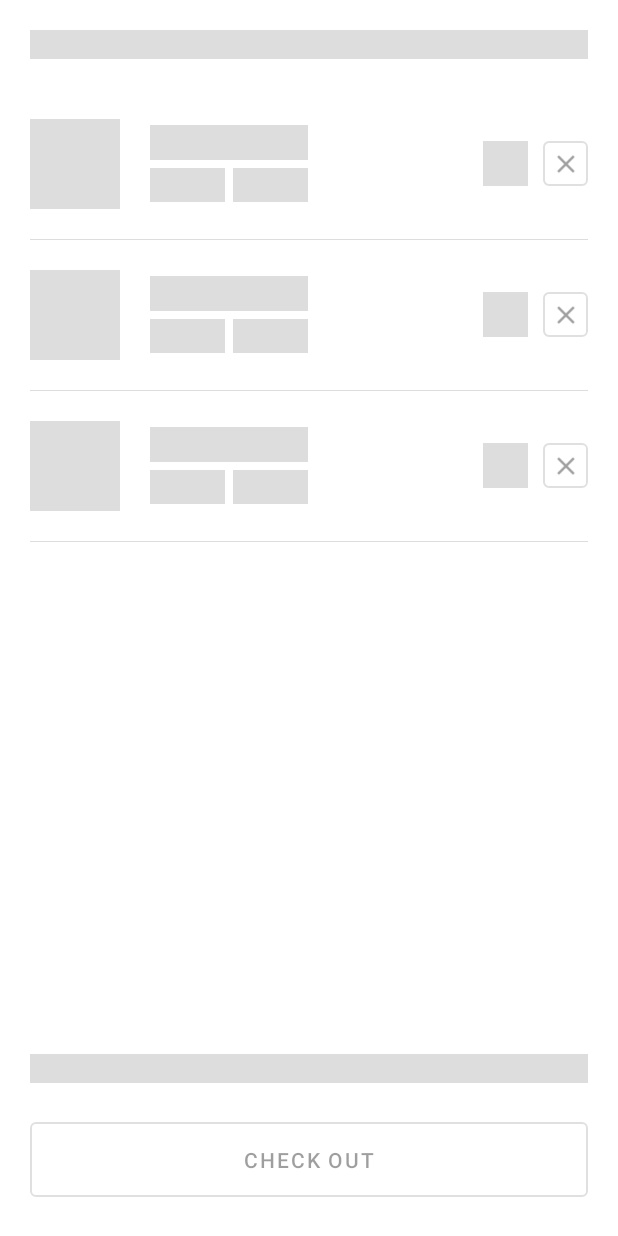
After one commit to shaanxd/fashionista-mobile, an Android app: the layout shimmer_fragment_cart.xml on its own in the app's theme, with its tools: preview values and no code run, on a phone screen of 412 x 824 dp. The commit adds this screen. Run offline under Robolectric (Android 15) with nearby library versions, the phone set to English and light mode, and no system bars.

Commit message:
Refactor layout names

```diff
--- a/app/src/main/java/com/shahid/fashionista_mobile/adapters/CartAdapter.java
+++ b/app/src/main/java/com/shahid/fashionista_mobile/adapters/CartAdapter.java
@@ -9,7 +9,7 @@ import androidx.recyclerview.widget.RecyclerView;
 import com.bumptech.glide.Glide;
 import com.shahid.fashionista_mobile.R;
 import com.shahid.fashionista_mobile.callbacks.ItemClickCallback;
-import com.shahid.fashionista_mobile.databinding.CartItemViewHolderBinding;
+import com.shahid.fashionista_mobile.databinding.ViewHolderCartBinding;
 import com.shahid.fashionista_mobile.dto.response.CartItemResponse;
 
 import java.util.List;
@@ -26,7 +26,7 @@ public class CartAdapter extends RecyclerView.Adapter<CartAdapter.ViewHolder> {
     @NonNull
     @Override
     public ViewHolder onCreateViewHolder(@NonNull ViewGroup parent, int viewType) {
-        CartItemViewHolderBinding binding = CartItemViewHolderBinding.inflate(LayoutInflater.from(parent.getContext()), parent, false);
+        ViewHolderCartBinding binding = ViewHolderCartBinding.inflate(LayoutInflater.from(parent.getContext()), parent, false);
         return new ViewHolder(binding, callback);
     }
 
@@ -41,10 +41,10 @@ public class CartAdapter extends RecyclerView.Adapter<CartAdapter.ViewHolder> {
     }
 
     static class ViewHolder extends RecyclerView.ViewHolder {
-        CartItemViewHolderBinding binding;
+        ViewHolderCartBinding binding;
         ItemClickCallback callback;
 
-        ViewHolder(@NonNull CartItemViewHolderBinding binding, ItemClickCallback callback) {
+        ViewHolder(@NonNull ViewHolderCartBinding binding, ItemClickCallback callback) {
             super(binding.getRoot());
             this.binding = binding;
             this.callback = callback;
--- a/app/src/main/java/com/shahid/fashionista_mobile/adapters/ProductAdapter.java
+++ b/app/src/main/java/com/shahid/fashionista_mobile/adapters/ProductAdapter.java
@@ -9,7 +9,7 @@ import androidx.recyclerview.widget.RecyclerView;
 import com.bumptech.glide.Glide;
 import com.shahid.fashionista_mobile.R;
 import com.shahid.fashionista_mobile.callbacks.ItemClickCallback;
-import com.shahid.fashionista_mobile.databinding.ProductViewHolderBinding;
+import com.shahid.fashionista_mobile.databinding.ViewHolderProductBinding;
 import com.shahid.fashionista_mobile.dto.response.ProductResponse;
 
 import java.util.List;
@@ -26,7 +26,7 @@ public class ProductAdapter extends RecyclerView.Adapter<ProductAdapter.ViewHold
     @NonNull
     @Override
     public ViewHolder onCreateViewHolder(@NonNull ViewGroup parent, int viewType) {
-        ProductViewHolderBinding binding = ProductViewHolderBinding.inflate(LayoutInflater.from(parent.getContext()), parent, false);
+        ViewHolderProductBinding binding = ViewHolderProductBinding.inflate(LayoutInflater.from(parent.getContext()), parent, false);
         return new ViewHolder(binding, callback);
     }
 
@@ -41,10 +41,10 @@ public class ProductAdapter extends RecyclerView.Adapter<ProductAdapter.ViewHold
     }
 
     static class ViewHolder extends RecyclerView.ViewHolder {
-        private ProductViewHolderBinding binding;
+        private ViewHolderProductBinding binding;
         private ItemClickCallback callback;
 
-        ViewHolder(@NonNull ProductViewHolderBinding binding, ItemClickCallback callback) {
+        ViewHolder(@NonNull ViewHolderProductBinding binding, ItemClickCallback callback) {
             super(binding.getRoot());
             this.binding = binding;
             this.callback = callback;
--- a/app/src/main/java/com/shahid/fashionista_mobile/adapters/SizeButtonAdapter.java
+++ b/app/src/main/java/com/shahid/fashionista_mobile/adapters/SizeButtonAdapter.java
@@ -6,7 +6,7 @@ import android.view.ViewGroup;
 import androidx.annotation.NonNull;
 import androidx.recyclerview.widget.RecyclerView;
 
-import com.shahid.fashionista_mobile.databinding.SizeButtonViewHolderBinding;
+import com.shahid.fashionista_mobile.databinding.ViewHolderSizeButtonBinding;
 
 import java.util.List;
 
@@ -24,7 +24,7 @@ public class SizeButtonAdapter extends RecyclerView.Adapter<SizeButtonAdapter.Vi
     @NonNull
     @Override
     public ViewHolder onCreateViewHolder(@NonNull ViewGroup parent, int viewType) {
-        SizeButtonViewHolderBinding binding = SizeButtonViewHolderBinding.inflate(LayoutInflater.from(parent.getContext()), parent, false);
+        ViewHolderSizeButtonBinding binding = ViewHolderSizeButtonBinding.inflate(LayoutInflater.from(parent.getContext()), parent, false);
         return new ViewHolder(binding, this);
     }
 
@@ -50,10 +50,10 @@ public class SizeButtonAdapter extends RecyclerView.Adapter<SizeButtonAdapter.Vi
     }
 
     static class ViewHolder extends RecyclerView.ViewHolder {
-        SizeButtonViewHolderBinding binding;
+        ViewHolderSizeButtonBinding binding;
         onSizeClickListener listener;
 
-        ViewHolder(@NonNull SizeButtonViewHolderBinding binding, onSizeClickListener listener) {
+        ViewHolder(@NonNull ViewHolderSizeButtonBinding binding, onSizeClickListener listener) {
             super(binding.getRoot());
             this.binding = binding;
             this.listener = listener;
--- a/app/src/main/java/com/shahid/fashionista_mobile/fragments/CartFragment.java
+++ b/app/src/main/java/com/shahid/fashionista_mobile/fragments/CartFragment.java
@@ -43,7 +43,7 @@ public class CartFragment extends AuthFragment {
     }
 
     @Override
-    public View onCreateView(LayoutInflater inflater, ViewGroup container,
+    public View onCreateView(@NonNull LayoutInflater inflater, ViewGroup container,
                              Bundle savedInstanceState) {
         binding = FragmentCartBinding.inflate(inflater, container, false);
         return binding.getRoot();
--- a/app/src/main/res/layout/fragment_cart.xml
+++ b/app/src/main/res/layout/fragment_cart.xml
@@ -25,26 +25,14 @@
         android:layout_width="match_parent"
         android:layout_height="match_parent">
 
-        <LinearLayout
-            android:layout_width="wrap_content"
-            android:layout_height="wrap_content"
-            android:layout_centerInParent="true"
-            android:gravity="center"
-            android:orientation="vertical"
+        <com.facebook.shimmer.ShimmerFrameLayout
+            android:layout_width="match_parent"
+            android:layout_height="match_parent"
             android:visibility="@{loading ? View.VISIBLE : View.GONE}">
 
-            <ProgressBar
-                android:layout_width="wrap_content"
-                android:layout_height="wrap_content"
-                android:layout_marginBottom="10dp" />
+            <include layout="@layout/shimmer_fragment_cart" />
 
-
-            <TextView
-                android:layout_width="wrap_content"
-                android:layout_height="wrap_content"
-                android:text="@string/loading_cart" />
-
-        </LinearLayout>
+        </com.facebook.shimmer.ShimmerFrameLayout>
 
         <LinearLayout
             android:layout_width="wrap_content"
@@ -69,7 +57,7 @@
             <TextView
                 android:layout_width="match_parent"
                 android:layout_height="wrap_content"
-                android:padding="20dp"
+                android:layout_margin="20dp"
                 android:text="@{String.valueOf(cart.numberOfItems) + ` ITEMS IN YOUR CART`}"
                 android:textAlignment="center" />
 
--- a/app/src/main/res/layout/fragment_home.xml
+++ b/app/src/main/res/layout/fragment_home.xml
@@ -39,11 +39,11 @@
                     android:layout_margin="5dp"
                     android:orientation="vertical">
 
-                    <include layout="@layout/shimmer_product_view_holder" />
+                    <include layout="@layout/shimmer_view_holder_product" />
 
-                    <include layout="@layout/shimmer_product_view_holder" />
+                    <include layout="@layout/shimmer_view_holder_product" />
 
-                    <include layout="@layout/shimmer_product_view_holder" />
+                    <include layout="@layout/shimmer_view_holder_product" />
 
                 </LinearLayout>
 
--- /dev/null
+++ b/app/src/main/res/layout/shimmer_fragment_cart.xml
@@ -0,0 +1,46 @@
+<?xml version="1.0" encoding="utf-8"?>
+<layout xmlns:android="http://schemas.android.com/apk/res/android">
+
+    <LinearLayout
+        android:layout_width="match_parent"
+        android:layout_height="match_parent"
+        android:orientation="vertical">
+
+        <TextView
+            android:layout_width="match_parent"
+            android:layout_height="wrap_content"
+            android:layout_margin="20dp"
+            android:background="@color/colorLightGray"
+            android:textAlignment="center" />
+
+        <LinearLayout
+            android:layout_width="match_parent"
+            android:layout_height="0dp"
+            android:layout_weight="1"
+            android:orientation="vertical">
+
+            <include layout="@layout/shimmer_view_holder_cart" />
+
+            <include layout="@layout/shimmer_view_holder_cart" />
+
+            <include layout="@layout/shimmer_view_holder_cart" />
+
+        </LinearLayout>
+
+        <TextView
+            android:layout_width="match_parent"
+            android:layout_height="wrap_content"
+            android:layout_margin="20dp"
+            android:background="@color/colorLightGray" />
+
+        <com.google.android.material.button.MaterialButton
+            android:layout_width="match_parent"
+            android:layout_height="wrap_content"
+            android:layout_marginHorizontal="20dp"
+            android:layout_marginBottom="20dp"
+            android:enabled="false"
+            android:text="@string/check_out" />
+
+    </LinearLayout>
+
+</layout>
--- /dev/null
+++ b/app/src/main/res/layout/shimmer_view_holder_cart.xml
@@ -0,0 +1,107 @@
+<?xml version="1.0" encoding="utf-8"?>
+<layout xmlns:android="http://schemas.android.com/apk/res/android"
+    xmlns:app="http://schemas.android.com/apk/res-auto"
+    xmlns:tools="http://schemas.android.com/tools">
+
+    <LinearLayout
+        android:layout_width="match_parent"
+        android:layout_height="wrap_content"
+        android:orientation="vertical">
+
+        <LinearLayout
+            android:layout_width="match_parent"
+            android:layout_height="wrap_content"
+            android:orientation="horizontal"
+            android:padding="10dp">
+
+            <View
+                android:id="@+id/productImage"
+                android:layout_width="60dp"
+                android:layout_height="60dp"
+                android:layout_margin="10dp"
+                android:background="@color/colorLightGray"
+                android:scaleType="centerCrop" />
+
+            <LinearLayout
+                android:layout_width="0dp"
+                android:layout_height="match_parent"
+                android:layout_margin="10dp"
+                android:layout_weight="1"
+                android:gravity="center"
+                android:orientation="horizontal">
+
+                <LinearLayout
+                    android:layout_width="0dp"
+                    android:layout_height="wrap_content"
+                    android:layout_weight="1"
+                    android:orientation="vertical"
+                    tools:ignore="NestedWeights">
+
+                    <TextView
+                        android:layout_width="105dp"
+                        android:layout_height="wrap_content"
+                        android:background="@color/colorLightGray"
+                        android:paddingVertical="2dp" />
+
+                    <LinearLayout
+                        android:layout_width="wrap_content"
+                        android:layout_height="wrap_content"
+                        android:layout_marginTop="5dp"
+                        android:orientation="horizontal">
+
+                        <TextView
+                            android:layout_width="50dp"
+                            android:layout_height="wrap_content"
+                            android:layout_marginEnd="5dp"
+                            android:background="@color/colorLightGray"
+                            android:minWidth="50dp"
+                            android:paddingVertical="2dp"
+                            android:textSize="13sp" />
+
+                        <TextView
+                            android:layout_width="50dp"
+                            android:layout_height="wrap_content"
+                            android:background="@color/colorLightGray"
+                            android:paddingVertical="2dp"
+                            android:textSize="13sp" />
+
+                    </LinearLayout>
+
+                </LinearLayout>
+
+                <TextView
+                    android:id="@+id/productPrice"
+                    android:layout_width="30dp"
+                    android:layout_height="30dp"
+                    android:layout_marginEnd="10dp"
+                    android:background="@color/colorLightGray" />
+
+                <com.google.android.material.button.MaterialButton
+                    android:id="@+id/deleteBtn"
+                    style="@style/Widget.MaterialComponents.Button.TextButton"
+                    android:layout_width="30dp"
+                    android:layout_height="30dp"
+                    android:enabled="false"
+                    android:gravity="center"
+                    android:insetLeft="0dp"
+                    android:insetTop="0dp"
+                    android:insetRight="0dp"
+                    android:insetBottom="0dp"
+                    app:icon="@drawable/icon_clear"
+                    app:iconGravity="textStart"
+                    app:iconPadding="0dp"
+                    app:iconSize="20sp" />
+
+            </LinearLayout>
+
+        </LinearLayout>
+
+        <View
+            android:layout_width="match_parent"
+            android:layout_height="0.5dp"
+            android:layout_marginHorizontal="20dp"
+            android:background="@color/colorLightGray" />
+
+    </LinearLayout>
+
+</layout>
--- a/app/src/main/res/layout/shimmer_product_view_holder.xml
+++ b/app/src/main/res/layout/shimmer_view_holder_product.xml
@@ -25,7 +25,7 @@
                     <FrameLayout
                         android:layout_width="match_parent"
                         android:layout_height="wrap_content"
-                        android:background="#dddddd">
+                        android:background="@color/colorLightGray">
 
                         <ImageView
                             android:layout_width="match_parent"
@@ -46,7 +46,7 @@
                         <TextView
                             android:layout_width="match_parent"
                             android:layout_height="wrap_content"
-                            android:background="#dddddd"
+                            android:background="@color/colorLightGray"
                             android:textAlignment="center" />
 
                     </LinearLayout>
@@ -76,7 +76,7 @@
                     <FrameLayout
                         android:layout_width="match_parent"
                         android:layout_height="wrap_content"
-                        android:background="#dddddd">
+                        android:background="@color/colorLightGray">
 
                         <ImageView
                             android:layout_width="match_parent"
@@ -97,7 +97,7 @@
                         <TextView
                             android:layout_width="match_parent"
                             android:layout_height="wrap_content"
-                            android:background="#dddddd"
+                            android:background="@color/colorLightGray"
                             android:textAlignment="center" />
 
                     </LinearLayout>
--- a/app/src/main/res/layout/cart_item_view_holder.xml
+++ b/app/src/main/res/layout/view_holder_cart.xml
@@ -93,6 +93,7 @@
                     android:layout_width="wrap_content"
                     android:layout_height="wrap_content"
                     android:padding="10dp"
+                    android:layout_marginEnd="10dp"
                     android:text="@{`$` + String.format(`%.2f`, cart.totalPrice)}" />
 
                 <com.google.android.material.button.MaterialButton
--- a/app/src/main/res/values/styles.xml
+++ b/app/src/main/res/values/styles.xml
@@ -1,5 +1,4 @@
 <resources>
-
     <!-- Base application theme. -->
     <style name="AppTheme" parent="Theme.MaterialComponents.DayNight.NoActionBar">
         <!-- Customize your theme here. -->
@@ -18,7 +17,6 @@
         <item name="colorControlNormal">@color/colorPrimary</item>
         <item name="colorControlActivated">@color/colorPrimaryDark</item>
     </style>
-
     <style name="MaterialOutlineButton" parent="Widget.MaterialComponents.Button.OutlinedButton">
         <item name="android:inset">0dp</item>
         <item name="android:padding">15dp</item>
```
Also changed, not shown: app/src/main/java/com/shahid/fashionista_mobile/adapters/CheckoutStepAdapter.java (+0 -28 lines), app/src/main/res/layout/view_holder_product.xml (renamed from app/src/main/res/layout/product_view_holder.xml), app/src/main/res/layout/view_holder_size_button.xml (renamed from app/src/main/res/layout/size_button_view_holder.xml).
